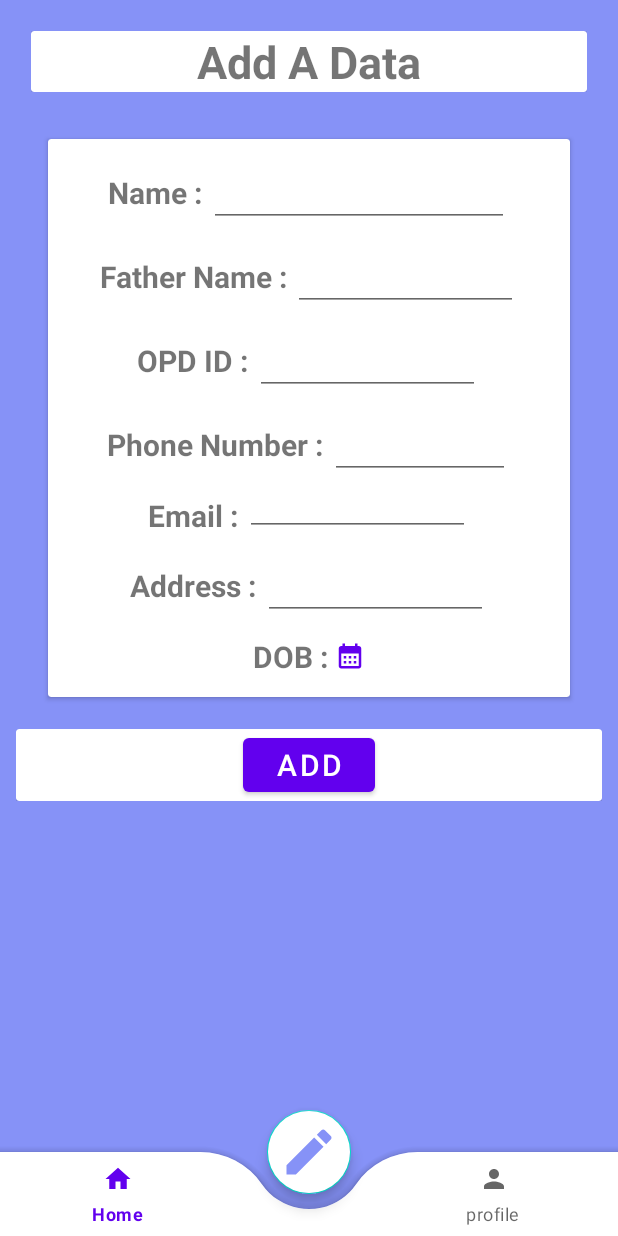
After one commit to ashutosh2807/MaterialUIonAndroid, an Android app: the fragment AddPatient placed in its activity, on a phone screen of 412 x 824 dp. The commit adds this screen. Run offline under Robolectric (Android 15) with nearby library versions, the phone set to English and light mode, and no system bars; our stand-ins replace Firebase (no records; nobody signed in at launch, a user with empty details on screens opened directly).

Commit message:
filter_data

```diff
--- /dev/null
+++ b/BottomNavigationView/app/src/main/java/com/example/bottomnavigationview/fragments/AddPatient.java
@@ -0,0 +1,108 @@
+package com.example.bottomnavigationview.fragments;
+
+import android.app.Dialog;
+import android.graphics.Color;
+import android.graphics.drawable.ColorDrawable;
+import android.os.Bundle;
+
+import androidx.fragment.app.Fragment;
+
+import android.view.Gravity;
+import android.view.LayoutInflater;
+import android.view.View;
+import android.view.ViewGroup;
+import android.view.Window;
+import android.widget.Button;
+import android.widget.DatePicker;
+import android.widget.TextView;
+
+import com.example.bottomnavigationview.R;
+
+import java.util.Date;
+
+/**
+ * A simple {@link Fragment} subclass.
+ * Use the {@link AddPatient#newInstance} factory method to
+ * create an instance of this fragment.
+ */
+public class AddPatient extends Fragment {
+
+    // TODO: Rename parameter arguments, choose names that match
+    // the fragment initialization parameters, e.g. ARG_ITEM_NUMBER
+    private static final String ARG_PARAM1 = "param1";
+    private static final String ARG_PARAM2 = "param2";
+
+    // TODO: Rename and change types of parameters
+    private String mParam1;
+    private String mParam2;
+
+    public AddPatient() {
+        // Required empty public constructor
+    }
+
+    /**
+     * Use this factory method to create a new instance of
+     * this fragment using the provided parameters.
+     *
+     * @param param1 Parameter 1.
+     * @param param2 Parameter 2.
+     * @return A new instance of fragment AddPatient.
+     */
+    // TODO: Rename and change types and number of parameters
+    public static AddPatient newInstance(String param1, String param2) {
+        AddPatient fragment = new AddPatient();
+        Bundle args = new Bundle();
+        args.putString(ARG_PARAM1, param1);
+        args.putString(ARG_PARAM2, param2);
+        fragment.setArguments(args);
+        return fragment;
+    }
+
+    @Override
+    public void onCreate(Bundle savedInstanceState) {
+        super.onCreate(savedInstanceState);
+        if (getArguments() != null) {
+            mParam1 = getArguments().getString(ARG_PARAM1);
+            mParam2 = getArguments().getString(ARG_PARAM2);
+        }
+    }
+
+    @Override
+    public View onCreateView(LayoutInflater inflater, ViewGroup container,
+                             Bundle savedInstanceState) {
+
+//        Button btn  =  container.findViewById(R.id.btnDob);
+//        btn.setOnClickListener(new View.OnClickListener() {
+//            @Override
+//            public void onClick(View view) {
+//                showDialog();
+//            }
+//        });
+//         Inflate the layout for this fragment
+        return inflater.inflate(R.layout.adddata, container, false);
+
+    }
+
+    public  void showDialog(){
+        final Dialog dialog = new Dialog(requireContext());
+        dialog.requestWindowFeature(Window.FEATURE_NO_TITLE);
+        dialog.setContentView(R.layout.datepicker);
+        DatePicker dtp = dialog.findViewById(R.id.date);
+        dtp.setMaxDate(new Date().getTime());
+        Button btnselect = dialog.findViewById(R.id.btnselect);
+
+        btnselect.setOnClickListener(new View.OnClickListener() {
+            @Override
+            public void onClick(View view) {
+                TextView txt = view.findViewById( R.id.exampletext);
+                txt.setText(String.valueOf(dtp.getMonth())+" <- month"+ String.valueOf(dtp.getYear())+" <-year"+ String.valueOf(dtp.getDayOfMonth())+" <-date");
+                dialog.dismiss();
+            }
+        });
+        dialog.show();
+        dialog.getWindow().setLayout(ViewGroup.LayoutParams.MATCH_PARENT, ViewGroup.LayoutParams.WRAP_CONTENT);
+        dialog.getWindow().setBackgroundDrawable(new ColorDrawable(Color.TRANSPARENT));
+        dialog.getWindow().getAttributes().windowAnimations = R.style.PopAnimation;
+        dialog.getWindow().setGravity(Gravity.CENTER);
+    }
+}
--- a/BottomNavigationView/app/src/main/java/com/example/bottomnavigationview/fragments/homeFragment.java
+++ b/BottomNavigationView/app/src/main/java/com/example/bottomnavigationview/fragments/homeFragment.java
@@ -10,6 +10,9 @@ import android.view.LayoutInflater;
 import android.view.View;
 import android.view.ViewGroup;
 import android.view.Window;
+import android.widget.AdapterView;
+import android.widget.ArrayAdapter;
+import android.widget.AutoCompleteTextView;
 import android.widget.LinearLayout;
 import android.widget.TableRow;
 import android.widget.TextView;
@@ -82,6 +85,8 @@ public class homeFragment extends Fragment {
                 showDialog(pdata);
             }
         });
+
+
         return rootView;
     }
 
@@ -158,16 +163,56 @@ public class homeFragment extends Fragment {
                             ( List<Timestamp> ) doc.get("Visit_date")
                     );
                     newData.add(data);
+
                 }
 
                 // Update the ViewModel with the new data
                 viewModel.setProfileList(newData);
 
+                AutoCompleteTextView textView = (AutoCompleteTextView) getView().findViewById(R.id.autocomplete_country);
+                List<String> profile_names = new ArrayList<>();
+
+                for(profile p : viewModel.getProfileList()){
+                    profile_names.add(p.getOPD_ID());
+                }
+                profile_names.add("All");
                 // Notify the adapter that the data has changed
                 if (adptr != null) {
                     adptr.notifyDataSetChanged();
                 }
+
+
+                String[] profileNamesArray = profile_names.toArray(new String[0]);
+                ArrayAdapter<String> adapter =
+                        new ArrayAdapter<String>(getContext(), android.R.layout.simple_list_item_1, profileNamesArray);
+                textView.setAdapter(adapter);
+
+                textView.setOnItemClickListener(new AdapterView.OnItemClickListener() {
+                    @Override
+                    public void onItemClick(AdapterView<?> adapterView, View view, int i, long l) {
+                        String selectedItem = (String) adapterView.getItemAtPosition(i);
+                        RecyclerView rView = getView().findViewById(R.id.recyclerView);
+                        adptr = new recyclerAdapter(viewModel.getAProfileInList(selectedItem), requireActivity());
+                        rView.setAdapter(adptr);
+                        rView.setLayoutManager(new LinearLayoutManager(requireContext()));
+                        adptr.setOnItemClickListener(new recyclerAdapter.onItemClickListener() {
+                            @Override
+                            public void onItemClicking(int position) {
+                                if(selectedItem == "All"){
+                                    profile pdata = viewModel.getProfile(position);
+                                    showDialog(pdata);
+                                }
+                                else {
+                                    profile pdata =  viewModel.getProfileWithOPD(selectedItem);
+                                    showDialog(pdata);
+                                }
+
+                            }
+                        });
+                    }
+                });
             }
+
         });
 
         db.getDocuments();
--- /dev/null
+++ b/BottomNavigationView/app/src/main/res/drawable/calender.xml
@@ -0,0 +1,5 @@
+<vector android:height="5dp" android:tint="#000000"
+    android:viewportHeight="24" android:viewportWidth="24"
+    android:width="5dp" xmlns:android="http://schemas.android.com/apk/res/android">
+    <path android:fillColor="@android:color/white" android:pathData="M19,4h-1V2h-2v2H8V2H6v2H5C3.89,4 3.01,4.9 3.01,6L3,20c0,1.1 0.89,2 2,2h14c1.1,0 2,-0.9 2,-2V6C21,4.9 20.1,4 19,4zM19,20H5V10h14V20zM9,14H7v-2h2V14zM13,14h-2v-2h2V14zM17,14h-2v-2h2V14zM9,18H7v-2h2V18zM13,18h-2v-2h2V18zM17,18h-2v-2h2V18z"/>
+</vector>
--- /dev/null
+++ b/BottomNavigationView/app/src/main/res/layout/adddata.xml
@@ -0,0 +1,252 @@
+<?xml version="1.0" encoding="utf-8"?>
+<FrameLayout xmlns:android="http://schemas.android.com/apk/res/android"
+    android:layout_width="match_parent"
+    android:layout_height="match_parent">
+
+    <RelativeLayout
+        android:layout_width="match_parent"
+        android:layout_height="wrap_content">
+        <LinearLayout
+            android:layout_width="match_parent"
+            android:layout_height="wrap_content"
+            android:layout_margin="10dp"
+            android:gravity="center"
+            android:id="@+id/linear1"
+            >
+            <androidx.cardview.widget.CardView
+                android:layout_width="match_parent"
+                android:layout_height="match_parent"
+                >
+                <TextView
+                    android:layout_width="wrap_content"
+                    android:layout_height="wrap_content"
+                    android:layout_gravity="center"
+                    android:gravity="center"
+                    android:text="Add A Data"
+                    android:textStyle="bold"
+                    android:textSize="30dp" />
+
+            </androidx.cardview.widget.CardView>
+
+        </LinearLayout>
+        <LinearLayout
+            android:layout_width="match_parent"
+            android:layout_height="wrap_content"
+            android:layout_margin="1dp"
+            android:gravity="center"
+            android:id="@+id/linear2"
+            android:layout_below="@id/linear1"
+            >
+            <androidx.cardview.widget.CardView
+                android:layout_margin="20dp"
+                android:layout_width="match_parent"
+                android:layout_height="match_parent"
+                >
+                <LinearLayout
+                    android:layout_width="match_parent"
+                    android:layout_height="wrap_content"
+                    android:orientation="vertical"
+                    android:layout_margin="8dp"
+                    android:id="@+id/linear3">
+                    <LinearLayout
+                        android:layout_width="match_parent"
+                        android:layout_height="wrap_content"
+                        android:orientation="horizontal"
+                        android:layout_gravity="center"
+                        android:layout_margin="5dp"
+                        android:gravity="center">
+                        <TextView
+                            android:layout_width="wrap_content"
+                            android:layout_height="wrap_content"
+                            android:layout_gravity="center"
+                            android:gravity="center"
+                            android:text="Name : "
+                            android:textStyle="bold"
+                            android:textSize="20dp" />
+
+                        <EditText
+                            android:id="@+id/etName"
+                            android:inputType="textPersonName"
+                            android:layout_width="200dp"
+                            android:layout_height="wrap_content"
+                            />
+                    </LinearLayout>
+                    <LinearLayout
+                        android:layout_width="match_parent"
+                        android:layout_height="wrap_content"
+                        android:orientation="horizontal"
+                        android:layout_gravity="center"
+                        android:layout_margin="5dp"
+                        android:gravity="center">
+                        <TextView
+                            android:layout_width="wrap_content"
+                            android:layout_height="wrap_content"
+                            android:layout_gravity="center"
+                            android:gravity="center"
+                            android:text="Father Name : "
+                            android:textStyle="bold"
+                            android:textSize="20dp" />
+
+                        <EditText
+                            android:id="@+id/etFname"
+                            android:layout_width="150dp"
+                            android:inputType="textPersonName"
+                            android:layout_height="wrap_content"
+                            />
+                    </LinearLayout>
+                    <LinearLayout
+                        android:layout_width="match_parent"
+                        android:layout_height="wrap_content"
+                        android:orientation="horizontal"
+                        android:layout_gravity="center"
+                        android:layout_margin="5dp"
+                        android:gravity="center">
+                        <TextView
+                            android:layout_width="wrap_content"
+                            android:layout_height="wrap_content"
+                            android:layout_gravity="center"
+                            android:gravity="center"
+                            android:text="OPD ID : "
+                            android:textStyle="bold"
+                            android:textSize="20dp" />
+
+                        <EditText
+                            android:id="@+id/etOPD"
+                            android:layout_width="150dp"
+                            android:inputType="text"
+                            android:layout_height="wrap_content"
+                            />
+                    </LinearLayout>
+                    <LinearLayout
+                        android:layout_width="match_parent"
+                        android:layout_height="wrap_content"
+                        android:orientation="horizontal"
+                        android:layout_gravity="center"
+                        android:layout_margin="5dp"
+                        android:gravity="center">
+                        <TextView
+                            android:layout_width="wrap_content"
+                            android:layout_height="wrap_content"
+                            android:layout_gravity="center"
+                            android:gravity="center"
+                            android:text="Phone Number : "
+                            android:textStyle="bold"
+                            android:textSize="20dp" />
+
+                        <EditText
+                            android:id="@+id/etPhone"
+                            android:layout_width="120dp"
+                            android:inputType="number"
+                            android:layout_height="wrap_content"
+                            />
+                    </LinearLayout>
+                    <LinearLayout
+                        android:layout_width="match_parent"
+                        android:layout_height="wrap_content"
+                        android:orientation="horizontal"
+                        android:layout_gravity="center"
+                        android:layout_margin="5dp"
+                        android:gravity="center">
+                        <TextView
+                            android:layout_width="wrap_content"
+                            android:layout_height="wrap_content"
+                            android:layout_gravity="center"
+                            android:gravity="center"
+                            android:text="Email : "
+                            android:textStyle="bold"
+                            android:textSize="20dp" />
+
+                        <EditText
+                            android:id="@+id/etmail"
+                            android:layout_width="150dp"
+                            android:inputType="textEmailAddress"
+                            android:layout_height="match_parent"
+                            />
+                    </LinearLayout>
+                    <LinearLayout
+                        android:layout_width="match_parent"
+                        android:layout_height="wrap_content"
+                        android:orientation="horizontal"
+                        android:layout_gravity="center"
+                        android:layout_margin="5dp"
+                        android:gravity="center">
+                        <TextView
+                            android:layout_width="wrap_content"
+                            android:layout_height="wrap_content"
+                            android:layout_gravity="center"
+                            android:gravity="center"
+                            android:text="Address : "
+                            android:textStyle="bold"
+                            android:textSize="20dp" />
+
+                        <EditText
+                            android:id="@+id/etAddress"
+                            android:layout_width="150dp"
+                            android:inputType="textPostalAddress"
+                            android:layout_height="wrap_content"
+                            />
+                    </LinearLayout>
+                    <LinearLayout
+                        android:layout_width="match_parent"
+                        android:layout_height="wrap_content"
+                        android:orientation="horizontal"
+                        android:layout_gravity="center"
+                        android:layout_margin="5dp"
+                        android:gravity="center">
+                        <TextView
+                            android:layout_width="wrap_content"
+                            android:layout_height="wrap_content"
+                            android:layout_gravity="center"
+                            android:gravity="center"
+                            android:text="DOB : "
+                            android:textStyle="bold"
+                            android:textSize="20dp" />
+
+
+                        <Button
+                            android:id="@+id/btnDob"
+                            android:background="@drawable/calender"
+                            android:layout_width="20dp"
+                            android:layout_height="20dp">
+                        </Button>
+
+                    </LinearLayout>
+                </LinearLayout>
+
+
+            </androidx.cardview.widget.CardView>
+
+        </LinearLayout>
+
+        <LinearLayout
+            android:layout_width="match_parent"
+            android:layout_height="wrap_content"
+            android:layout_below="@id/linear2"
+            android:gravity="center"
+            >
+            <androidx.cardview.widget.CardView
+                android:layout_width="match_parent"
+                android:layout_height="wrap_content"
+                android:layout_gravity="center"
+                android:gravity="center"
+                >
+                <Button
+
+                    android:layout_width="wrap_content"
+                    android:layout_height="wrap_content"
+                    android:layout_gravity="center"
+                    android:gravity="center"
+                    android:text="ADD"
+                    android:textSize="20dp"
+                    ></Button>
+            </androidx.cardview.widget.CardView>
+        </LinearLayout>
+
+
+    </RelativeLayout>
+    <TextView
+        android:id="@+id/exampletext"
+        android:layout_width="wrap_content"
+        android:layout_height="wrap_content"
+        ></TextView>
+</FrameLayout>
--- a/BottomNavigationView/app/src/main/res/layout/bottom_sheet_layout.xml
+++ b/BottomNavigationView/app/src/main/res/layout/bottom_sheet_layout.xml
@@ -59,6 +59,7 @@
             android:src="@drawable/add"/>
 
         <TextView
+            android:id="@+id/Addpatient"
             android:layout_width="wrap_content"
             android:layout_height="wrap_content"
             android:text="Add a Patient"
--- a/BottomNavigationView/app/src/main/res/layout/detailed_dialog.xml
+++ b/BottomNavigationView/app/src/main/res/layout/detailed_dialog.xml
@@ -39,7 +39,6 @@
                 android:layout_width="wrap_content"
                 android:layout_height="wrap_content"
                 android:layout_margin="5dp"
-                android:text="XYZ123456"
                 android:textSize="18dp"
                 android:textStyle="italic" />
         </LinearLayout>
@@ -75,7 +74,6 @@
                     android:layout_width="wrap_content"
                     android:layout_height="wrap_content"
                     android:layout_margin="5dp"
-                    android:text="test"
                     android:textSize="15dp"
                     android:textStyle="italic" />
             </LinearLayout>
@@ -103,7 +101,6 @@
                     android:layout_width="wrap_content"
                     android:layout_height="wrap_content"
                     android:layout_margin="5dp"
-                    android:text="7693932810"
                     android:textSize="15dp"
                     android:textStyle="italic" />
             </LinearLayout>
@@ -131,7 +128,6 @@
                     android:layout_width="wrap_content"
                     android:layout_height="wrap_content"
                     android:layout_margin="5dp"
-                    android:text="M"
                     android:textSize="15dp"
                     android:textStyle="italic" />
             </LinearLayout>
```
Also changed, not shown: BottomNavigationView/app/src/main/java/com/example/bottomnavigationview/MainActivity.java (+12 -0 lines), BottomNavigationView/app/src/main/java/com/example/bottomnavigationview/viewModels/HomeViewModel.java (+21 -0 lines), BottomNavigationView/app/src/main/res/layout/datepicker.xml (added, +37 -0 lines), BottomNavigationView/app/src/main/res/layout/fragment_add_patient.xml (added, +14 -0 lines), BottomNavigationView/app/src/main/res/layout/fragment_home.xml (+11 -33 lines), BottomNavigationView/app/src/main/res/values/strings.xml (+11 -0 lines).
